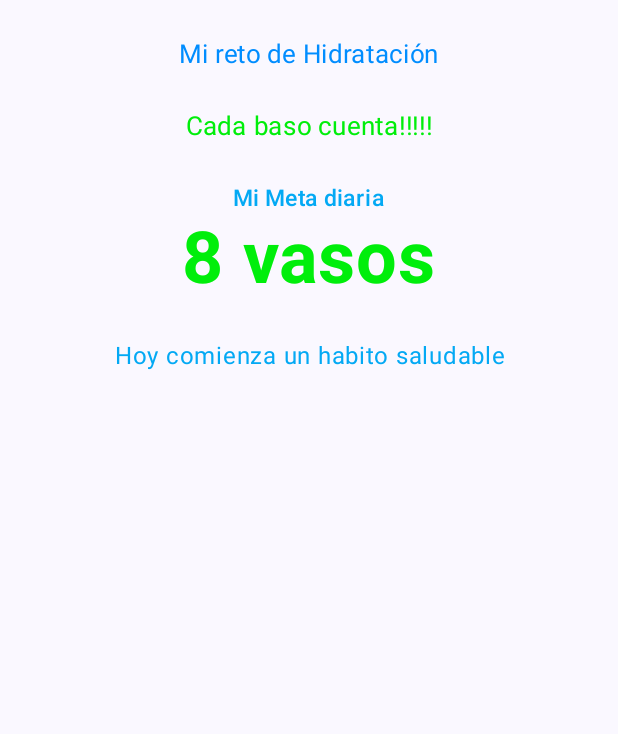
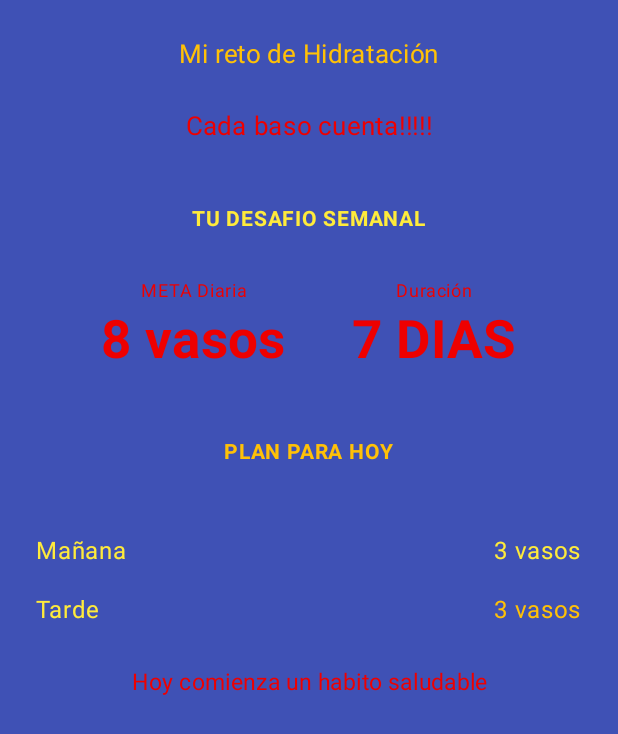
Before and after one commit to JovaniTL/MiRetoHidratacion, an Android app built with Jetpack Compose: the screen it shows after launch (MainActivity), on a phone screen of 412 x 824 dp. Shown: the top 734 px of the screen. Run offline under Robolectric (Android 15) with nearby library versions, the phone set to English and light mode, and no system bars.

Commit message:
Tercer commit: Implementacion de PantallaHidratacionV3 con rero semanal y plan diario

```diff
--- a/app/src/main/java/com/example/miretohidratacion/MainActivity.kt
+++ b/app/src/main/java/com/example/miretohidratacion/MainActivity.kt
@@ -52,7 +52,7 @@ class MainActivity : ComponentActivity() {
         setContent {
             MiRetohidratacionTheme {
                 Scaffold(modifier = Modifier.fillMaxSize()) { innerPadding ->
-                    PantallaHidratacionV2(modifier = Modifier.padding(innerPadding))
+                    PantallaHidratacionV3(modifier = Modifier.padding(innerPadding))
                 }
             }
         }
@@ -60,13 +60,18 @@ class MainActivity : ComponentActivity() {
 }
 
 @Composable
-fun PantallaHidratacionV2(modifier: Modifier) {
-    val fondo = Color(0xFFFFC107)
-    val color1 = Color(0xFF008DFF)
-    val color2 = Color(0xFF00EE0B)
-    val color3 = Color(0xFF03A9F4)
+fun PantallaHidratacionV3(modifier: Modifier) {
+    val fondo = Color(0xFF3F51B5)
+    val color1 = Color(0xFFFFC107)
+    val color2 = Color(0xFFEE0000)
+    val color3 = Color(0xFFFFEB3B)
+    val color4 = Color(0xFFFF0000)
     Column(
-        modifier = modifier.fillMaxSize().systemBarsPadding().padding(24.dp),
+        modifier = modifier
+            .fillMaxSize()
+            .background(fondo)
+            .verticalScroll(rememberScrollState())
+            .padding(24.dp),
         horizontalAlignment = Alignment.CenterHorizontally
     ) {
         Text(
@@ -81,24 +86,71 @@ fun PantallaHidratacionV2(modifier: Modifier) {
             fontSize = 17.sp,
             color = color2
         )
-        Spacer(modifier= Modifier.height(24.dp))
+        Spacer(modifier= Modifier.height(38.dp))
         Text(
-            text = "Mi Meta diaria",
-            fontSize = 15.sp,
-            fontWeight = FontWeight.Medium,
+            text = "TU DESAFIO SEMANAL",
+            fontSize = 14.sp,
+            fontWeight = FontWeight.Bold,
             color = color3
         )
+        Spacer(modifier= Modifier.height(24.dp))
+        Row(
+            modifier = Modifier.fillMaxWidth(),
+            horizontalArrangement = Arrangement.SpaceEvenly,
+            verticalAlignment = Alignment.CenterVertically
+        ) {
+            Column(horizontalAlignment = Alignment.CenterHorizontally) {
+                Text("META Diaria", fontSize = 12.sp, color=color2)
+                Text(
+                    text = "8 vasos",
+                    fontSize = 35.sp,
+                    fontWeight = FontWeight.Bold,
+                    color = color2
+                )
+            }
+            Column(horizontalAlignment = Alignment.CenterHorizontally) {
+                Text("Duración", fontSize = 12.sp, color=color2)
+                Text(
+                    text = "7 DIAS",
+                    fontSize = 35.sp,
+                    fontWeight = FontWeight.Bold,
+                    color = color2
+                )
+            }
+        }
+        Spacer(modifier= Modifier.height(42.dp))
+
         Text(
-            text = "8 vasos",
-            fontSize = 48.sp,
+            text = "PLAN PARA HOY",
+            fontSize = 14.sp,
             fontWeight = FontWeight.Bold,
-            color = color2
+            color = color1
         )
+        Spacer(modifier= Modifier.height(42.dp))
+
+        Row(
+            modifier = Modifier.fillMaxWidth(),
+            horizontalArrangement = Arrangement.SpaceBetween
+        ) {
+            Text("Mañana", fontSize = 16.sp, color = color3)
+            Text("3 vasos", fontSize = 16.sp, color = color3)
+        }
+        Spacer(modifier= Modifier.height(15.dp))
+
+        Row(
+            modifier = Modifier.fillMaxWidth(),
+            horizontalArrangement = Arrangement.SpaceBetween
+        ) {
+            Text("Tarde", fontSize = 16.sp, color = color3)
+            Text("3 vasos", fontSize = 16.sp, color = color1)
+        }
+
         Spacer(modifier= Modifier.height(24.dp))
+
         Text(
             text = "Hoy comienza un habito saludable",
-            fontSize = 16.sp,
-            color = color3,
+            fontSize = 15.sp,
+            color = color2,
             textAlign = TextAlign.Center
         )
     }
```
